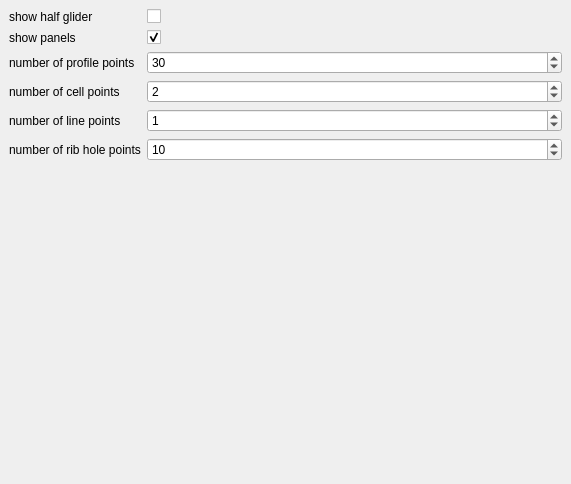
The window that freecad/freecad_glider/ui/preferences.ui (booya-at/OpenGlider) describes before a commit, drawn with Qt 5.
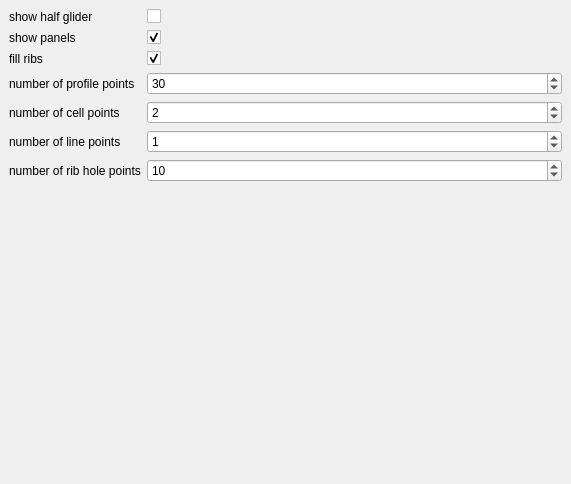
The same window after the commit. Custom widgets are drawn as their Qt base class.

Commit message: set version to 0.03 rename property horizontal_shift -> vertical_shift add update functions to update freecad objects to newer versions of openglider

Patch:
```diff
--- a/freecad/freecad_glider/ui/preferences.ui
+++ b/freecad/freecad_glider/ui/preferences.ui
@@ -17,7 +17,16 @@
    <property name="spacing">
     <number>6</number>
    </property>
-   <property name="margin">
+   <property name="leftMargin">
+    <number>9</number>
+   </property>
+   <property name="topMargin">
+    <number>9</number>
+   </property>
+   <property name="rightMargin">
+    <number>9</number>
+   </property>
+   <property name="bottomMargin">
     <number>9</number>
    </property>
    <item>
@@ -25,6 +34,12 @@
      <property name="fieldGrowthPolicy">
       <enum>QFormLayout::AllNonFixedFieldsGrow</enum>
      </property>
+     <property name="horizontalSpacing">
+      <number>6</number>
+     </property>
+     <property name="verticalSpacing">
+      <number>6</number>
+     </property>
      <item row="0" column="0">
       <widget class="QLabel" name="text_half_glider">
        <property name="text">
@@ -54,13 +69,6 @@
        </property>
       </widget>
      </item>
-     <item row="1" column="0">
-      <widget class="QLabel" name="label_4">
-       <property name="text">
-        <string>show panels</string>
-       </property>
-      </widget>
-     </item>
      <item row="1" column="1">
       <widget class="Gui::PrefCheckBox" name="gui::prefcheckbox">
        <property name="enabled">
@@ -86,14 +94,14 @@
        </property>
       </widget>
      </item>
-     <item row="2" column="0">
+     <item row="3" column="0">
       <widget class="QLabel" name="text_prof_num_points">
        <property name="text">
         <string>number of profile points</string>
        </property>
       </widget>
      </item>
-     <item row="2" column="1">
+     <item row="3" column="1">
       <widget class="Gui::PrefSpinBox" name="gui::prefspinbox">
        <property name="toolTip">
         <string>resolution of profiles</string>
@@ -115,14 +123,14 @@
        </property>
       </widget>
      </item>
-     <item row="3" column="0">
+     <item row="4" column="0">
       <widget class="QLabel" name="label">
        <property name="text">
         <string>number of cell points</string>
        </property>
       </widget>
      </item>
-     <item row="3" column="1">
+     <item row="4" column="1">
       <widget class="Gui::PrefSpinBox" name="gui::prefspinbox_2">
        <property name="toolTip">
         <string>resolution of cell in spanwise direction</string>
@@ -141,21 +149,21 @@
        </property>
       </widget>
      </item>
-     <item row="4" column="0">
+     <item row="5" column="0">
       <widget class="QLabel" name="label_2">
        <property name="text">
         <string>number of line points</string>
        </property>
       </widget>
      </item>
-     <item row="5" column="0">
+     <item row="6" column="0">
       <widget class="QLabel" name="label_3">
        <property name="text">
         <string>number of rib hole points</string>
        </property>
       </widget>
      </item>
-     <item row="5" column="1">
+     <item row="6" column="1">
       <widget class="Gui::PrefSpinBox" name="gui::prefspinbox_4">
        <property name="toolTip">
         <string>resolution of hole-points</string>
@@ -177,7 +185,7 @@
        </property>
       </widget>
      </item>
-     <item row="4" column="1">
+     <item row="5" column="1">
       <widget class="Gui::PrefSpinBox" name="gui::prefspinbox_3">
        <property name="toolTip">
         <string>resolution of lines</string>
@@ -196,6 +204,36 @@
        </property>
       </widget>
      </item>
+     <item row="1" column="0">
+      <widget class="QLabel" name="label_4">
+       <property name="text">
+        <string>show panels</string>
+       </property>
+      </widget>
+     </item>
+     <item row="2" column="0">
+      <widget class="QLabel" name="label_5">
+       <property name="text">
+        <string>fill ribs</string>
+       </property>
+      </widget>
+     </item>
+     <item row="2" column="1">
+      <widget class="QCheckBox" name="fill_ribs_checkbox">
+       <property name="text">
+        <string/>
+       </property>
+       <property name="checked">
+        <bool>true</bool>
+       </property>
+       <property name="prefEntry" stdset="0">
+        <string>default_fill_ribs</string>
+       </property>
+       <property name="prefPath" stdset="0">
+        <string>Mod/glider</string>
+       </property>
+      </widget>
+     </item>
     </layout>
    </item>
   </layout>
```
The commit also changes 8 other files.
